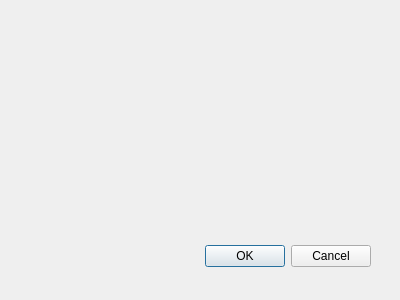
pdarragh/CS3505_EducationalApp, file MathleCommand/logindialog.ui: the form before one commit.
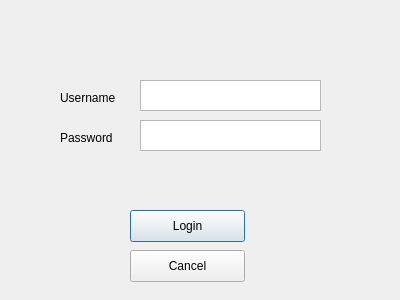
The form after the commit.

Patch:
```diff
--- a/MathleCommand/logindialog.ui
+++ b/MathleCommand/logindialog.ui
@@ -15,20 +15,76 @@
   <property name="windowTitle">
    <string>Dialog</string>
   </property>
-  <widget class="QDialogButtonBox" name="buttonBox">
+  <widget class="QPushButton" name="pushButton">
    <property name="geometry">
     <rect>
-     <x>30</x>
-     <y>240</y>
-     <width>341</width>
+     <x>130</x>
+     <y>210</y>
+     <width>115</width>
      <height>32</height>
     </rect>
    </property>
-   <property name="orientation">
-    <enum>Qt::Horizontal</enum>
+   <property name="text">
+    <string>Login</string>
    </property>
-   <property name="standardButtons">
-    <set>QDialogButtonBox::Cancel|QDialogButtonBox::Ok</set>
+  </widget>
+  <widget class="QPushButton" name="pushButton_2">
+   <property name="geometry">
+    <rect>
+     <x>130</x>
+     <y>250</y>
+     <width>115</width>
+     <height>32</height>
+    </rect>
+   </property>
+   <property name="text">
+    <string>Cancel</string>
+   </property>
+  </widget>
+  <widget class="QTextEdit" name="textEdit">
+   <property name="geometry">
+    <rect>
+     <x>140</x>
+     <y>80</y>
+     <width>181</width>
+     <height>31</height>
+    </rect>
+   </property>
+  </widget>
+  <widget class="QTextEdit" name="textEdit_2">
+   <property name="geometry">
+    <rect>
+     <x>140</x>
+     <y>120</y>
+     <width>181</width>
+     <height>31</height>
+    </rect>
+   </property>
+  </widget>
+  <widget class="QLabel" name="label">
+   <property name="geometry">
+    <rect>
+     <x>60</x>
+     <y>90</y>
+     <width>71</width>
+     <height>16</height>
+    </rect>
+   </property>
+   <property name="text">
+    <string>Username</string>
+   </property>
+  </widget>
+  <widget class="QLabel" name="label_2">
+   <property name="geometry">
+    <rect>
+     <x>60</x>
+     <y>130</y>
+     <width>71</width>
+     <height>16</height>
+    </rect>
+   </property>
+   <property name="text">
+    <string>Password</string>
    </property>
   </widget>
  </widget>
```
Left out of the diff: 40 changed lines with no effect on the pictures.
